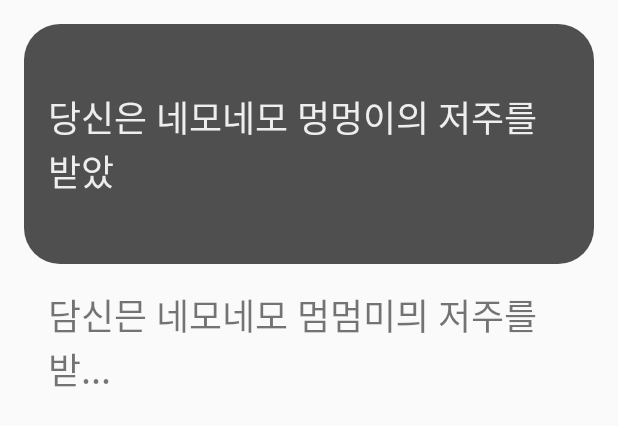
After one commit to GingGingI/cursed-puppy-android, an Android app: the layout fragment_cursed.xml on its own in the app's theme, with its tools: preview values and no code run, on a phone screen of 412 x 824 dp. The commit adds this screen. Shown: the top 426 px of the screen. Run offline under Robolectric (Android 15) with nearby library versions, the phone set to English and light mode, and no system bars.

Commit message:
navigation 스와이프 설정 변경 저주페이지 제작시작.

```diff
--- /dev/null
+++ b/app/src/main/res/drawable/bg_black_rectangle_rounded.xml
@@ -0,0 +1,5 @@
+<?xml version="1.0" encoding="utf-8"?>
+<shape xmlns:android="http://schemas.android.com/apk/res/android">
+    <solid android:color="@color/colorBlack"/>
+    <corners android:radius="24dp"/>
+</shape>
--- a/app/src/main/res/drawable/ic_left_arrow.xml
+++ b/app/src/main/res/drawable/ic_left_arrow.xml
@@ -1,5 +1,5 @@
 <vector android:height="64dp" android:viewportHeight="426.66666"
     android:viewportWidth="426.66666" android:width="64dp" xmlns:android="http://schemas.android.com/apk/res/android">
-    <path android:fillColor="#FF000000" android:pathData="m213.332,0c-117.82,0 -213.332,95.512 -213.332,213.332 0,117.82 95.512,213.336 213.332,213.336 117.82,0 213.336,-95.516 213.336,-213.336 -0.133,-117.766 -95.566,-213.199 -213.336,-213.332zM213.332,405.332c-106.039,0 -192,-85.961 -192,-192 0,-106.039 85.961,-192 192,-192 106.039,0 192,85.961 192,192 -0.121,105.988 -86.012,191.879 -192,192zM213.332,405.332"/>
-    <path android:fillColor="#FF000000" android:pathData="m253.363,131.645c-1.855,-2.137 -4.488,-3.445 -7.316,-3.637 -2.824,-0.188 -5.609,0.758 -7.734,2.629l-85.332,74.664c-2.32,2.027 -3.648,4.953 -3.648,8.031s1.328,6.008 3.648,8.031l85.332,74.668c4.434,3.879 11.176,3.426 15.051,-1.012 3.879,-4.434 3.426,-11.172 -1.008,-15.051l-76.156,-66.637 76.16,-66.633c4.434,-3.879 4.883,-10.621 1.004,-15.055zM253.363,131.645"/>
+    <path android:fillColor="#FF4f4f4f" android:pathData="m213.332,0c-117.82,0 -213.332,95.512 -213.332,213.332 0,117.82 95.512,213.336 213.332,213.336 117.82,0 213.336,-95.516 213.336,-213.336 -0.133,-117.766 -95.566,-213.199 -213.336,-213.332zM213.332,405.332c-106.039,0 -192,-85.961 -192,-192 0,-106.039 85.961,-192 192,-192 106.039,0 192,85.961 192,192 -0.121,105.988 -86.012,191.879 -192,192zM213.332,405.332"/>
+    <path android:fillColor="#FF4f4f4f" android:pathData="m253.363,131.645c-1.855,-2.137 -4.488,-3.445 -7.316,-3.637 -2.824,-0.188 -5.609,0.758 -7.734,2.629l-85.332,74.664c-2.32,2.027 -3.648,4.953 -3.648,8.031s1.328,6.008 3.648,8.031l85.332,74.668c4.434,3.879 11.176,3.426 15.051,-1.012 3.879,-4.434 3.426,-11.172 -1.008,-15.051l-76.156,-66.637 76.16,-66.633c4.434,-3.879 4.883,-10.621 1.004,-15.055zM253.363,131.645"/>
 </vector>
--- a/app/src/main/res/drawable/ic_warning.xml
+++ b/app/src/main/res/drawable/ic_warning.xml
@@ -1,6 +1,6 @@
 <vector android:height="64dp" android:viewportHeight="511"
     android:viewportWidth="511.99915" android:width="64dp" xmlns:android="http://schemas.android.com/apk/res/android">
-    <path android:fillColor="#FF000000" android:pathData="m255,294.309c7.07,0 12.797,-5.73 12.797,-12.797v-89.602c0,-7.07 -5.73,-12.801 -12.797,-12.801 -7.07,0 -12.801,5.73 -12.801,12.801v89.602c0,7.066 5.73,12.797 12.801,12.797zM255,294.309"/>
-    <path android:fillColor="#FF000000" android:pathData="m280.598,358.309c0,14.137 -11.461,25.598 -25.598,25.598 -14.141,0 -25.602,-11.461 -25.602,-25.598 0,-14.141 11.461,-25.602 25.602,-25.602 14.137,0 25.598,11.461 25.598,25.602zM280.598,358.309"/>
-    <path android:fillColor="#FF000000" android:pathData="m501.57,380.121 l-182.949,-318.246c-20.695,-35.137 -65.957,-46.844 -101.094,-26.145 -10.797,6.355 -19.797,15.359 -26.152,26.156l-182.945,318.234c-12.609,21.629 -12.57,48.379 0.098,69.973 13.086,22.652 37.363,36.492 63.523,36.215h365.895c26.16,0.281 50.438,-13.563 63.527,-36.215 12.668,-21.594 12.703,-48.344 0.098,-69.973zM479.32,437.27c-8.551,14.703 -24.363,23.66 -41.375,23.438h-365.895c-17.012,0.223 -32.82,-8.734 -41.375,-23.438 -8.027,-13.707 -8.047,-30.676 -0.051,-44.402l182.949,-318.219c13.637,-22.879 43.238,-30.375 66.121,-16.738 6.879,4.102 12.629,9.852 16.73,16.727l182.945,318.23c7.996,13.727 7.977,30.695 -0.051,44.402zM479.32,437.27"/>
+    <path android:fillColor="#FF4f4f4f" android:pathData="m255,294.309c7.07,0 12.797,-5.73 12.797,-12.797v-89.602c0,-7.07 -5.73,-12.801 -12.797,-12.801 -7.07,0 -12.801,5.73 -12.801,12.801v89.602c0,7.066 5.73,12.797 12.801,12.797zM255,294.309"/>
+    <path android:fillColor="#FF4f4f4f" android:pathData="m280.598,358.309c0,14.137 -11.461,25.598 -25.598,25.598 -14.141,0 -25.602,-11.461 -25.602,-25.598 0,-14.141 11.461,-25.602 25.602,-25.602 14.137,0 25.598,11.461 25.598,25.602zM280.598,358.309"/>
+    <path android:fillColor="#FF4f4f4f" android:pathData="m501.57,380.121 l-182.949,-318.246c-20.695,-35.137 -65.957,-46.844 -101.094,-26.145 -10.797,6.355 -19.797,15.359 -26.152,26.156l-182.945,318.234c-12.609,21.629 -12.57,48.379 0.098,69.973 13.086,22.652 37.363,36.492 63.523,36.215h365.895c26.16,0.281 50.438,-13.563 63.527,-36.215 12.668,-21.594 12.703,-48.344 0.098,-69.973zM479.32,437.27c-8.551,14.703 -24.363,23.66 -41.375,23.438h-365.895c-17.012,0.223 -32.82,-8.734 -41.375,-23.438 -8.027,-13.707 -8.047,-30.676 -0.051,-44.402l182.949,-318.219c13.637,-22.879 43.238,-30.375 66.121,-16.738 6.879,4.102 12.629,9.852 16.73,16.727l182.945,318.23c7.996,13.727 7.977,30.695 -0.051,44.402zM479.32,437.27"/>
 </vector>
--- /dev/null
+++ b/app/src/main/res/layout/fragment_cursed.xml
@@ -0,0 +1,52 @@
+<?xml version="1.0" encoding="utf-8"?>
+<layout xmlns:app="http://schemas.android.com/apk/res-auto">
+
+    <androidx.constraintlayout.widget.ConstraintLayout
+        xmlns:android="http://schemas.android.com/apk/res/android"
+        android:layout_width="match_parent"
+        android:layout_height="match_parent">
+
+        <androidx.constraintlayout.widget.ConstraintLayout
+            android:id="@+id/inputFrame"
+            android:layout_width="match_parent"
+            android:layout_height="wrap_content"
+            android:minHeight="160dp"
+
+            android:background="@drawable/bg_black_rectangle_rounded"
+
+            android:padding="16dp"
+            android:layout_margin="16dp"
+
+            app:layout_constraintTop_toTopOf="parent">
+
+            <TextView
+                android:layout_width="0dp"
+                android:layout_height="wrap_content"
+
+                android:text="당신은 네모네모 멍멍이의 저주를 받았"
+                android:textSize="24sp"
+                android:textColor="@color/colorWhite"
+
+                app:layout_constraintStart_toStartOf="parent"
+                app:layout_constraintEnd_toEndOf="parent"
+                app:layout_constraintTop_toTopOf="parent"
+                app:layout_constraintBottom_toBottomOf="parent"/>
+
+        </androidx.constraintlayout.widget.ConstraintLayout>
+
+        <TextView
+            android:id="@+id/resultText"
+            android:layout_width="0dp"
+            android:layout_height="wrap_content"
+
+            android:text="담신믄 네모네모 멈멈미믜 저주를 받..."
+            android:textSize="24sp"
+
+            android:layout_margin="16dp"
+
+            app:layout_constraintTop_toBottomOf="@id/inputFrame"
+            app:layout_constraintStart_toStartOf="@id/inputFrame"
+            app:layout_constraintEnd_toEndOf="@id/inputFrame"/>
+
+    </androidx.constraintlayout.widget.ConstraintLayout>
+</layout>
```
Also changed, not shown: app/src/main/java/c/gingdev/cursedpuppy/ui/main/MainActivity.kt (+21 -2 lines), app/src/main/res/layout/activity_main.xml (+40 -1 lines).
